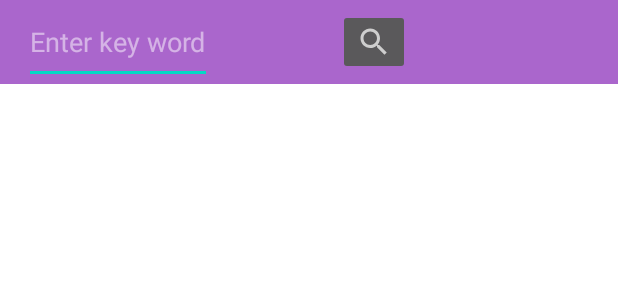
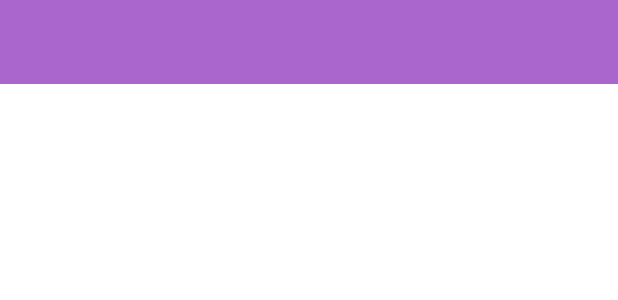
Before and after one commit to HIDDENDEN/NewsApp, an Android app: the layout appbar.xml on its own in the app's theme, with its tools: preview values and no code run, on a phone screen of 412 x 824 dp. Shown: the top 300 px of the screen. Run offline under Robolectric (Android 15) with nearby library versions, the phone set to English and light mode, and no system bars; network calls fail.

```diff
--- a/app/src/main/res/layout/activity_main.xml
+++ b/app/src/main/res/layout/activity_main.xml
@@ -8,6 +8,8 @@
     tools:context=".MainActivity">
 
     <include layout="@layout/appbar" />
+
+
 
     <androidx.recyclerview.widget.RecyclerView
         android:id="@+id/rv_recyclerView"
@@ -24,9 +26,9 @@
     <View
         android:id="@+id/v_blackScreen"
         android:layout_width="match_parent"
+
         android:layout_height="match_parent"
         android:background="@android:color/black"
-
         tools:visibility="gone" />
 
     <ProgressBar
--- a/app/src/main/res/layout/appbar.xml
+++ b/app/src/main/res/layout/appbar.xml
@@ -15,20 +15,20 @@
 <!--        android:text="What's new for today?"-->
 <!--        android:textSize="Seardp"-->
 <!--        android:textStyle="bold|italic" />-->
-    <EditText
-        android:id="@+id/etSearchNews"
-        android:hint="Enter key word"
-        android:layout_width="wrap_content"
-        android:layout_height="match_parent"/>
+<!--    <EditText-->
+<!--        android:id="@+id/etSearchNews"-->
+<!--        android:hint="Enter key word"-->
+<!--        android:layout_width="wrap_content"-->
+<!--        android:layout_height="match_parent"/>-->
 
-    <ImageButton
-        android:id="@+id/srchBtn"
-        android:layout_width="wrap_content"
-        android:layout_height="wrap_content"
-        android:layout_marginLeft="100dp"
-        android:contentDescription="@string/app_name"
-        android:src="@drawable/srch_btn"
+<!--    <ImageButton-->
+<!--        android:id="@+id/srchBtn"-->
+<!--        android:layout_width="wrap_content"-->
+<!--        android:layout_height="wrap_content"-->
+<!--        android:layout_marginLeft="100dp"-->
+<!--        android:contentDescription="@string/app_name"-->
+<!--        android:src="@drawable/srch_btn"-->
 
-        />
+<!--        />-->
 
 </androidx.appcompat.widget.Toolbar>
--- a/app/src/main/res/menu/nav_menu.xml
+++ b/app/src/main/res/menu/nav_menu.xml
@@ -20,11 +20,7 @@
         android:icon="@drawable/ic_fr"
         app:cnb_iconColor = "#3AB79E"/>
 
-    <item
-        android:id="@+id/nav_srch_enable"
-        android:title="Search activated"
-        android:icon="@drawable/ic_search"
-        app:cnb_iconColor = "#3F51B5"/>
+
 
 
 </menu>
```
Also changed, not shown: app/src/main/java/com/example/newsapp/MainActivity.kt (+64 -33 lines), app/src/main/res/drawable/bottom_toolbar_gradient.xml (added, +17 -0 lines), app/src/main/res/drawable/toolbar_gradient.xml (added, +17 -0 lines), app/src/main/res/menu/nav_srch_menu.xml (added, +11 -0 lines).
